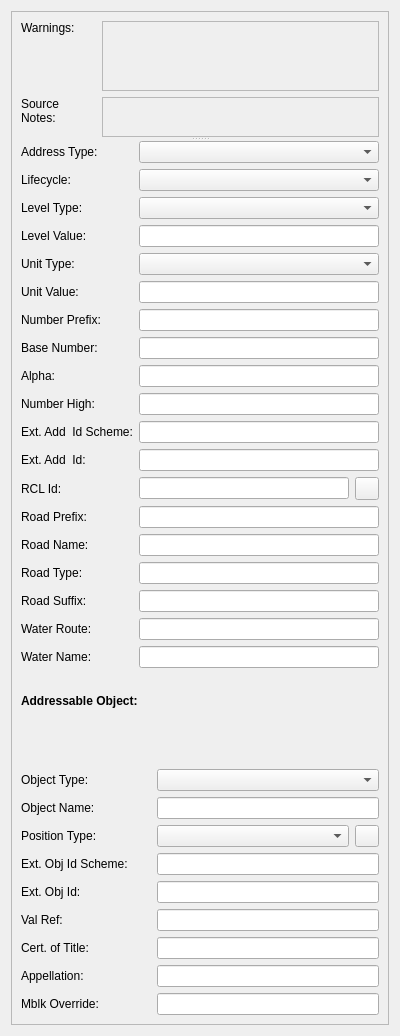
First picture: the form in AimsUI/AimsClient/Gui/Ui_QueueEditorWidget.ui, repository linz/QGIS-AIMS-Plugin, before the edit.
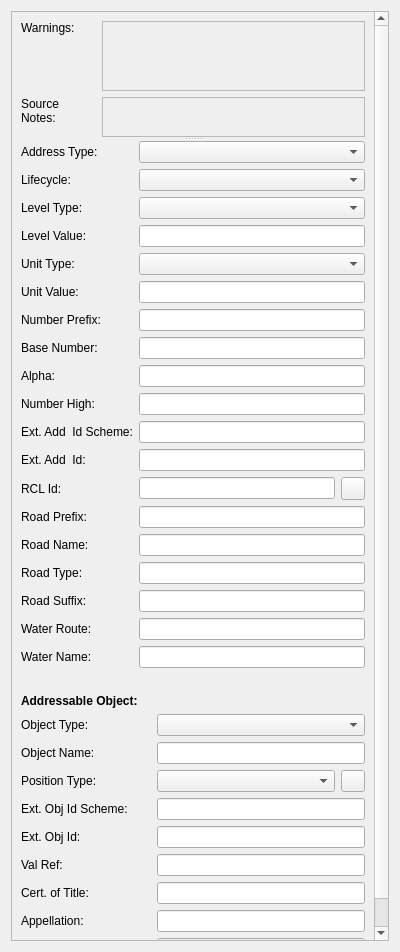
Second picture: the form after the edit.

Patch:
```diff
--- a/AimsUI/AimsClient/Gui/Ui_QueueEditorWidget.ui
+++ b/AimsUI/AimsClient/Gui/Ui_QueueEditorWidget.ui
@@ -7,7 +7,7 @@
     <x>0</x>
     <y>0</y>
     <width>400</width>
-    <height>1036</height>
+    <height>952</height>
    </rect>
   </property>
   <property name="sizePolicy">
@@ -29,7 +29,7 @@
       <property name="geometry">
        <rect>
         <x>0</x>
-        <y>-89</y>
+        <y>0</y>
         <width>364</width>
         <height>1128</height>
        </rect>
```
Left out of the diff: 35 changed lines with no effect on the pictures.
